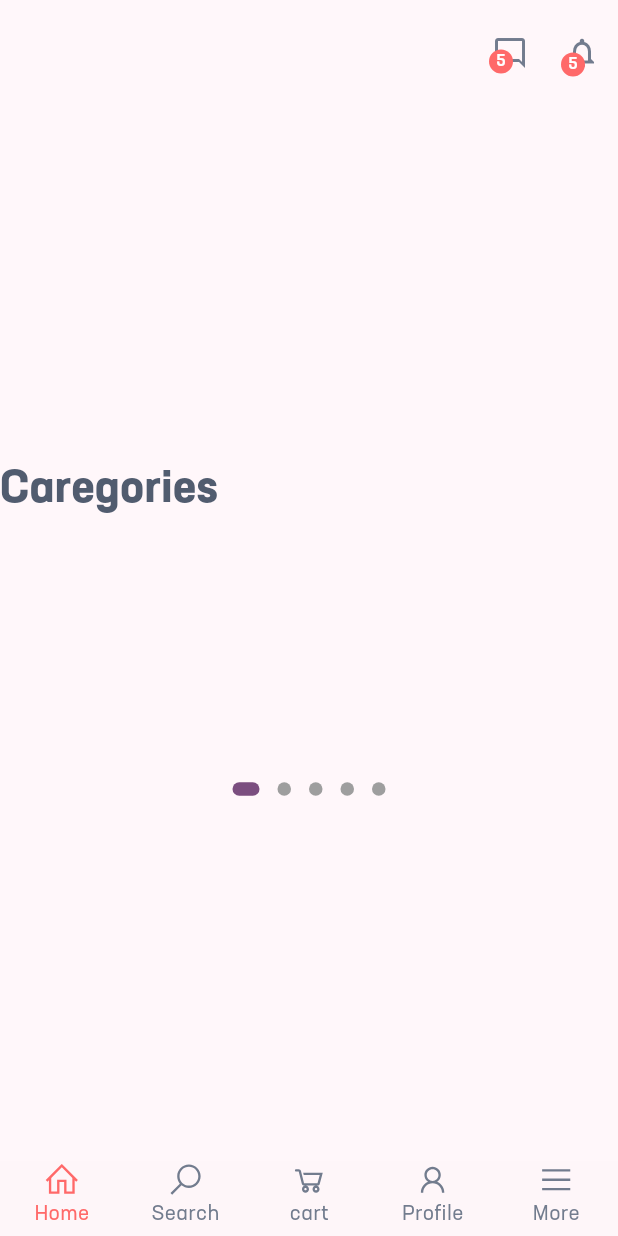
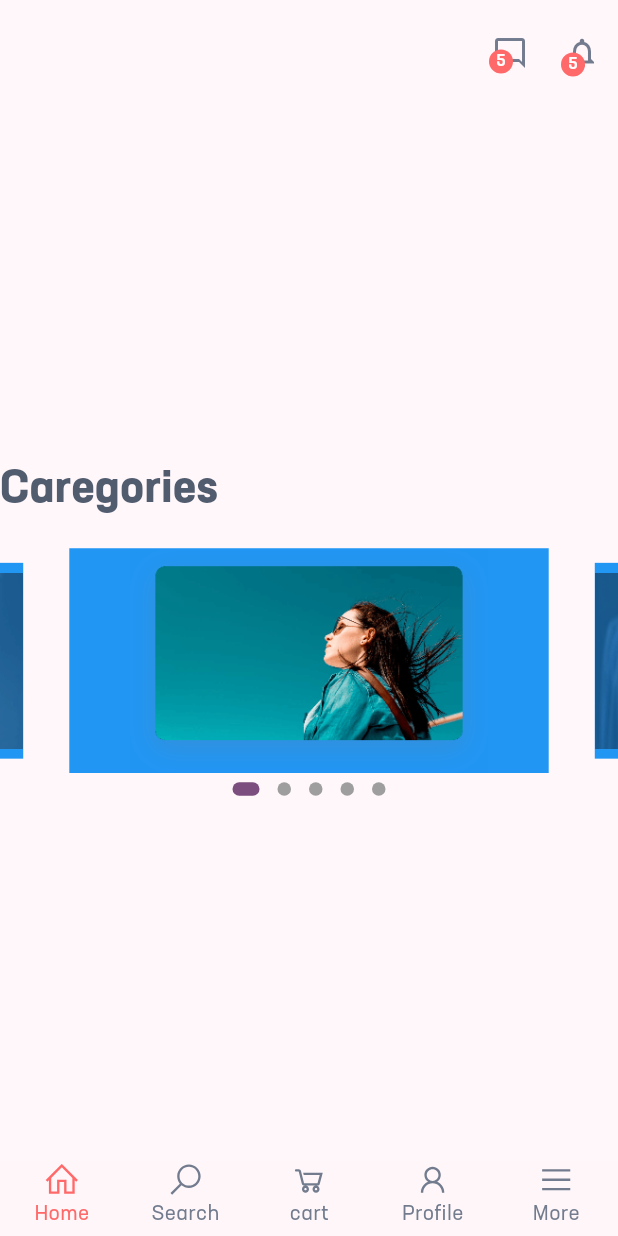
Before and after one commit to NancyMohamed1910/E-commerce_login, a Flutter app: the MasterPage screen opened directly, on a phone screen of 412 x 824 dp. Run offline on Flutter 3.47's test engine with Material 3 defaults, Android fonts, the phone set to English and light mode, and no system bars; drawn by our look-alikes of animated_bottom_navigation_bar, carousel_slider, dots_indicator; our stand-ins replace email_validator, line_icons, shared_preferences; accounts and stored records are empty.

```diff
--- a/lib/seeder/data.seeder.dart
+++ b/lib/seeder/data.seeder.dart
@@ -11,7 +11,7 @@ class DataSeeder {
   static List<CategoryData> categories = [];
   static List<AdvertiesData> adverties = [];
   static void loadData() async {
-    await Future.delayed(const Duration(seconds: 5));
+    //await Future.delayed(const Duration(seconds: 5));
     var response = await rootBundle.loadString(
         'assets/data/data.json'); //load data from json file as String
     _data = jsonDecode(response);
@@ -26,6 +26,6 @@ class DataSeeder {
         .toList();
     //print('products: $products');
     //print('categories:$categories');
-    //print('advertisw:$adverties);
+    print('----------------adverties-------:$adverties');
   }
 }
--- a/lib/view/pages/home_page.dart
+++ b/lib/view/pages/home_page.dart
@@ -38,16 +38,19 @@ class _HomePageState extends State<HomePage> {
         SizedBox(
           height: 20,
         ),
-        CarouselSliderWidget(
-            items: DataSeeder.adverties.map((e) => e.toString()).toList()),
+        if (_isLoading)
+          CircularProgressIndicator()
+        else
+          CarouselSliderWidget(items: [
+            ...DataSeeder.adverties.map((e) => e.imagePath.toString())
+          ]),
 
         // CategoriesRowHome(),
 
-        /* if (_isLoading)
-          CircularProgressIndicator()
-        else
-          ...DataSeeder.products.map((e) => Text(e.name ?? 'No name')).toList()
-      */
+        // if (_isLoading)
+        // CircularProgressIndicator()
+        //else
+        //...DataSeeder.products.map((e) => Text(e.name ?? 'No name')).toList()
       ],
     ));
   }
--- a/lib/view/widgets/carouselSlider.widgets.dart
+++ b/lib/view/widgets/carouselSlider.widgets.dart
@@ -43,14 +43,12 @@ class _CarouselSliderWidgetState extends State<CarouselSliderWidget> {
           items: widget.items.map((i) {
             return Builder(
               builder: (BuildContext context) {
+                print(widget.items);
                 return Container(
                     width: MediaQuery.of(context).size.width,
                     margin: EdgeInsets.symmetric(horizontal: 5.0),
-                    decoration: BoxDecoration(color: Colors.amber),
-                    child: Text(
-                      'text $i',
-                      style: TextStyle(fontSize: 16.0),
-                    ));
+                    decoration: BoxDecoration(color: Colors.blue),
+                    child: Image.asset(i));
               },
             );
           }).toList(),
@@ -69,7 +67,6 @@ class _CarouselSliderWidgetState extends State<CarouselSliderWidget> {
     );
   }
 }
-
 
 
 
--- a/pubspec.yaml
+++ b/pubspec.yaml
@@ -68,7 +68,9 @@ flutter:
   # To add assets to your application, add an assets section, like this:
   assets:
     - assets/data/
-    - assets/images/
+    - assets/images/cover.png
+    - assets/images/Base.png
+
   #   - images/a_dot_ham.jpeg
 
   # An image asset can refer to one or more resolution-specific "variants", see
```
